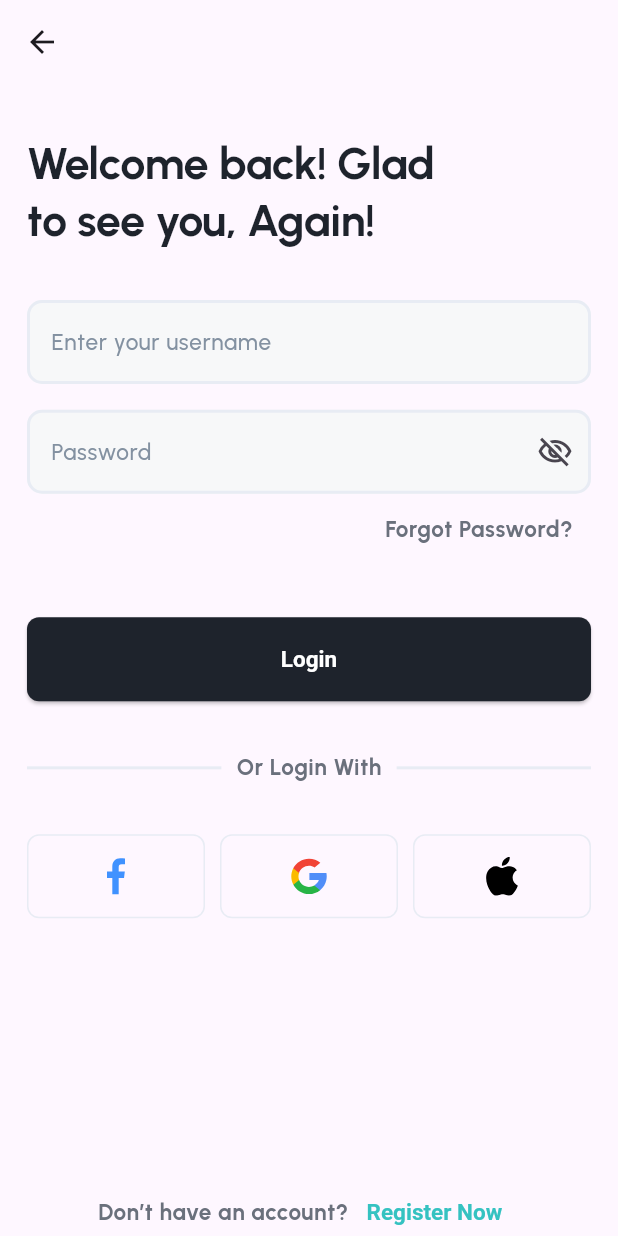
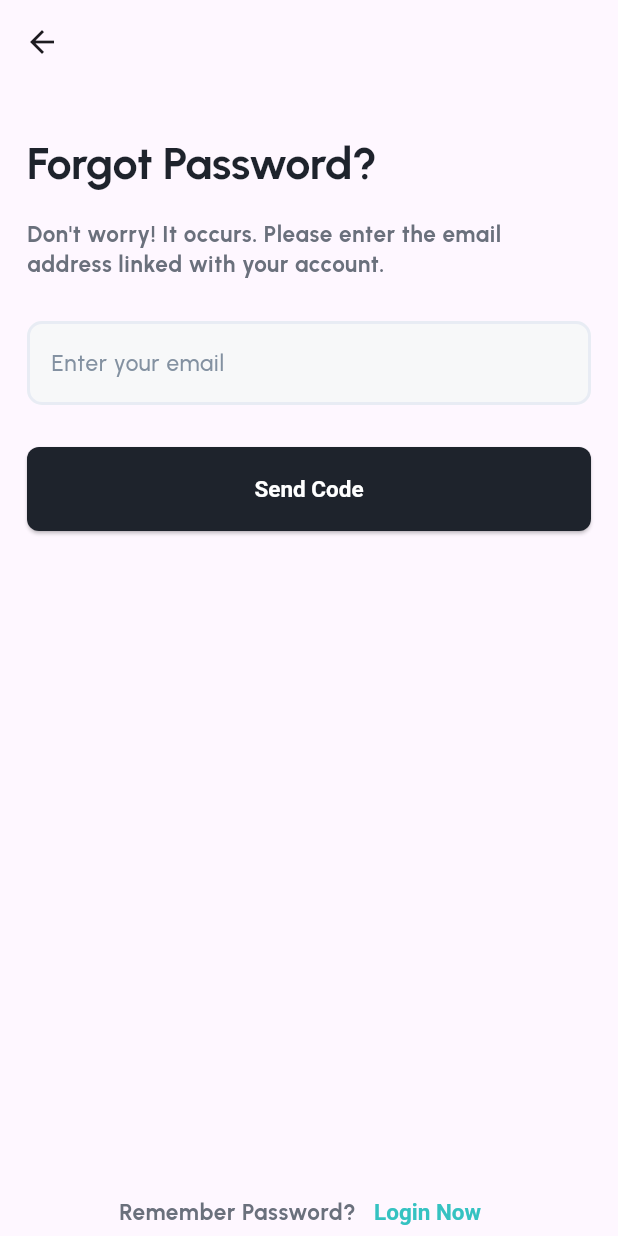
Before and after one commit to AhmetSBulbul/flutter_playground, a Flutter app: the SimpleAuthLoginScreen screen opened by its route, after a tap on "Forgot Password?", on a phone screen of 412 x 824 dp. Run offline on Flutter 3.47's test engine with Material 2 defaults, Android fonts, the phone set to English and light mode, and no system bars; our stand-ins replace flutter_svg, go_router; project files that could hold a hidden picture were left out.

```diff
--- a/lib/main.dart
+++ b/lib/main.dart
@@ -1,6 +1,8 @@
 import 'package:flutter/material.dart';
 import 'package:flutter_playground/app/resources/r.dart';
+import 'package:flutter_playground/simple_auth_ui/screens/forgot_password_screen.dart';
 import 'package:flutter_playground/simple_auth_ui/screens/login_screen.dart';
+import 'package:flutter_playground/simple_auth_ui/screens/register_screen.dart';
 import 'package:flutter_playground/simple_auth_ui/screens/welcome_screen.dart';
 import 'package:flutter_playground/simple_auth_ui/widgets/simple_auth_layout.dart';
 import 'package:flutter_playground/simple_login/login/login_view_model.dart';
@@ -138,10 +140,18 @@ class App extends StatelessWidget {
         builder: (context, state) => const SimpleAuthWelcomeScreen(),
         routes: [
           GoRoute(
-            path: 'login',
-            builder: (context, state) => SimpleAuthLoginScreen(),
+              path: 'login',
+              builder: (context, state) => SimpleAuthLoginScreen(),
+              routes: [
+                GoRoute(
+                    path: 'forgot_password',
+                    builder: (context, state) =>
+                        const SimpleAuthForgotPasswordScreen())
+              ]),
+          GoRoute(
+            path: 'register',
+            builder: (context, state) => SimpleAuthRegisterScreen(),
           ),
-          // GoRoute(path: '/simple_auth/otp_verification', builder: (context, state) => OtpVerificationScreen()),
         ],
       ),
       GoRoute(
--- /dev/null
+++ b/lib/simple_auth_ui/screens/forgot_password_screen.dart
@@ -0,0 +1,36 @@
+import 'package:flutter/material.dart';
+import 'package:flutter_playground/simple_auth_ui/widgets/simple_auth_layout.dart';
+import 'package:go_router/go_router.dart';
+
+class SimpleAuthForgotPasswordScreen extends StatelessWidget {
+  const SimpleAuthForgotPasswordScreen({Key? key}) : super(key: key);
+
+  @override
+  Widget build(BuildContext context) {
+    return SimpleAuthLayout(
+      title: 'Forgot Password?',
+      subTitle:
+          'Don\'t worry! It occurs. Please enter the email address linked with your account.',
+      footerText: 'Remember Password?',
+      footerAction: TextButton(
+        child: Text('Login Now'),
+        onPressed: () => context.go('/simple_auth/login'),
+      ),
+      child: Column(
+        crossAxisAlignment: CrossAxisAlignment.stretch,
+        mainAxisAlignment: MainAxisAlignment.start,
+        children: [
+          TextField(
+            decoration: InputDecoration(
+              labelText: 'Enter your email',
+            ),
+          ),
+          SizedBox(
+            height: 28,
+          ),
+          ElevatedButton(onPressed: () {}, child: Text('Send Code')),
+        ],
+      ),
+    );
+  }
+}
--- a/lib/simple_auth_ui/screens/login_screen.dart
+++ b/lib/simple_auth_ui/screens/login_screen.dart
@@ -3,6 +3,7 @@ import 'package:flutter_playground/app/extensions/context_extension.dart';
 import 'package:flutter_playground/simple_auth_ui/widgets/divider_with_text.dart';
 import 'package:flutter_playground/simple_auth_ui/widgets/simple_auth_layout.dart';
 import 'package:flutter_playground/simple_auth_ui/widgets/social_icon_buttons.dart';
+import 'package:go_router/go_router.dart';
 
 class SimpleAuthLoginScreen extends StatelessWidget {
   const SimpleAuthLoginScreen({Key? key}) : super(key: key);
@@ -29,7 +30,7 @@ class SimpleAuthLoginScreen extends StatelessWidget {
           Align(
             alignment: Alignment.centerRight,
             child: TextButton(
-              onPressed: () {},
+              onPressed: () => context.go('/simple_auth/login/forgot_password'),
               child: Text(
                 'Forgot Password?',
                 style: context.textTheme.caption,
--- a/lib/simple_auth_ui/screens/welcome_screen.dart
+++ b/lib/simple_auth_ui/screens/welcome_screen.dart
@@ -43,7 +43,7 @@ class SimpleAuthWelcomeScreen extends StatelessWidget {
                       height: 16.0,
                     ),
                     OutlinedButton(
-                      onPressed: () {},
+                      onPressed: () => context.go('/simple_auth/register'),
                       child: Text('Register'),
                       style: context.theme.outlinedButtonTheme.style?.copyWith(
                         foregroundColor:
--- a/lib/simple_auth_ui/widgets/simple_auth_layout.dart
+++ b/lib/simple_auth_ui/widgets/simple_auth_layout.dart
@@ -6,12 +6,14 @@ class SimpleAuthLayout extends StatelessWidget {
   const SimpleAuthLayout(
       {Key? key,
       this.title,
+      this.subTitle,
       required this.child,
       this.footerText,
       this.footerAction})
       : super(key: key);
 
   final String? title;
+  final String? subTitle;
   final Widget child;
   final String? footerText;
   final TextButton? footerAction;
@@ -30,16 +32,27 @@ class SimpleAuthLayout extends StatelessWidget {
             child: Column(
               crossAxisAlignment: CrossAxisAlignment.stretch,
               children: [
-                Padding(
-                  padding: const EdgeInsets.symmetric(vertical: 34.0),
-                  child: FractionallySizedBox(
-                    alignment: Alignment.centerLeft,
-                    widthFactor: 0.8,
+                SizedBox(
+                  height: 34,
+                ),
+                FractionallySizedBox(
+                  alignment: Alignment.centerLeft,
+                  widthFactor: 0.8,
+                  child: Text(
+                    title ?? 'Simple Auth Layout Title',
+                    style: context.textTheme.headlineLarge,
+                  ),
+                ),
+                if (subTitle != null)
+                  Padding(
+                    padding: const EdgeInsets.only(top: 18.0),
                     child: Text(
-                      title ?? 'Simple Auth Layout Title',
-                      style: context.textTheme.headlineLarge,
+                      subTitle!,
+                      style: context.textTheme.caption,
                     ),
                   ),
+                SizedBox(
+                  height: 28,
                 ),
                 Expanded(child: child),
                 if (footerText != null || footerAction != null)
```
Also changed, not shown: lib/simple_auth_ui/screens/register_screen.dart (added, +50 -0 lines).
